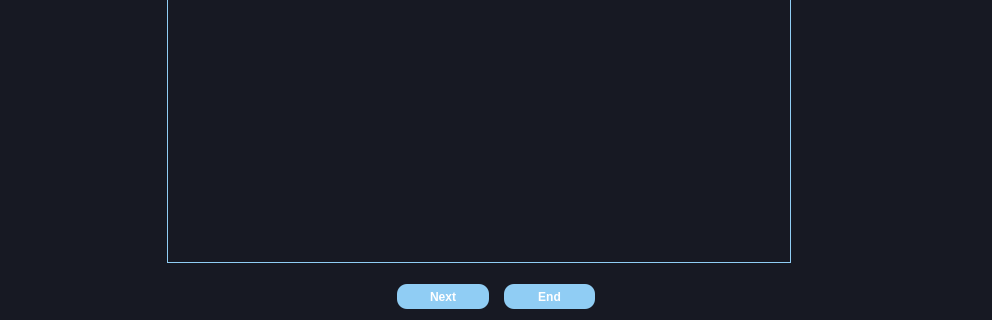
Qt form ui/full_screen_overlay.ui (MartinRapcan/EyeTracking) before a commit; both pictures show x 0 to 992 and y 318 to 638 of the 992 by 638 pixel window.
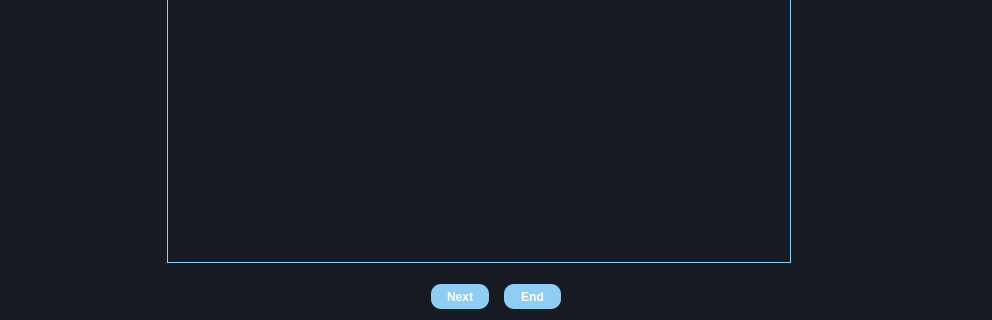
The same form after that commit.

Commit message: feat: videoCapture update and design changes

What changed in the file:
```diff
--- a/ui/full_screen_overlay.ui
+++ b/ui/full_screen_overlay.ui
@@ -126,7 +126,7 @@
       </layout>
      </item>
      <item row="2" column="0">
-      <layout class="QHBoxLayout" name="horizontalLayout_2" stretch="0,4,1,1,4,0">
+      <layout class="QHBoxLayout" name="horizontalLayout_2" stretch="0,7,1,1,7,0">
        <property name="spacing">
         <number>15</number>
        </property>
```
The commit also changes 2 other files.
